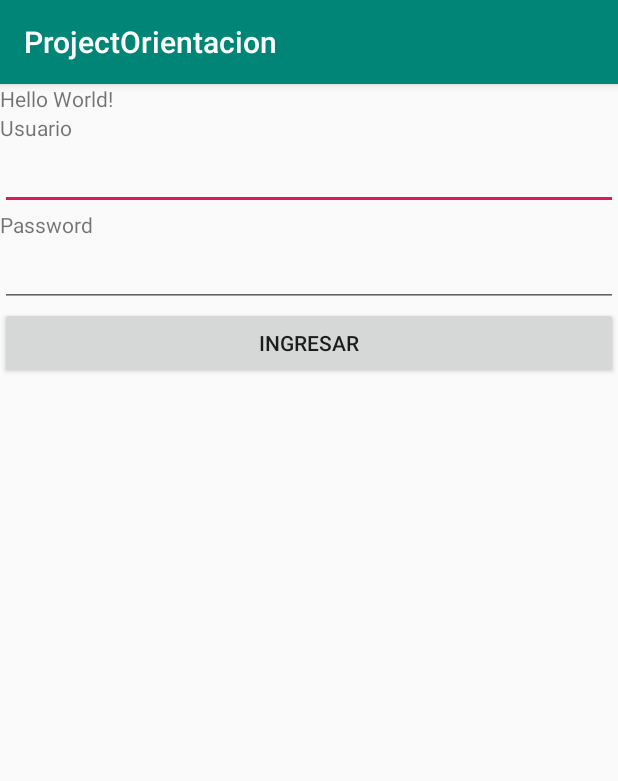
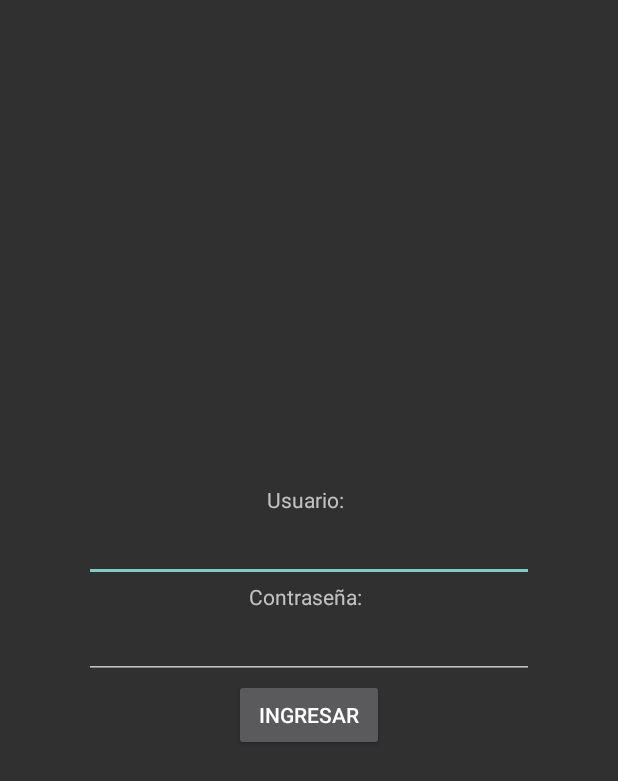
Before and after one commit to m4rk-o/ProjectOrientacion2, an Android app: the screen it shows after launch (MainActivity), on a phone screen of 412 x 824 dp. Shown: the top 781 px of the screen. Run offline under Robolectric (Android 15) with nearby library versions, the phone set to English and light mode, and no system bars.

Commit message:
Eliminacion del action bar por defecto y centrado del login.

```diff
--- a/app/src/main/AndroidManifest.xml
+++ b/app/src/main/AndroidManifest.xml
@@ -8,7 +8,7 @@
         android:label="@string/app_name"
         android:roundIcon="@mipmap/ic_launcher_round"
         android:supportsRtl="true"
-        android:theme="@style/AppTheme">
+        android:theme="@style/Theme.AppCompat.NoActionBar">
         <activity android:name=".MainActivity">
             <intent-filter>
                 <action android:name="android.intent.action.MAIN" />
--- a/app/src/main/res/layout/activity_main.xml
+++ b/app/src/main/res/layout/activity_main.xml
@@ -6,47 +6,43 @@
     android:layout_height="match_parent"
     tools:context=".MainActivity">
 
-    <TextView
-        android:layout_width="wrap_content"
-        android:layout_height="wrap_content"
-        android:text="Hello World!"
-        app:layout_constraintBottom_toBottomOf="parent"
-        app:layout_constraintLeft_toLeftOf="parent"
-        app:layout_constraintRight_toRightOf="parent"
-        app:layout_constraintTop_toTopOf="parent"
-        app:layout_constraintVertical_bias="0.126"
-        tools:text="Proyecto Orientacion" />
+    <LinearLayout
+        android:layout_width="match_parent"
+        android:layout_height="match_parent"
+        android:gravity="center"
+        android:orientation="vertical">
 
         <TextView
             android:id="@+id/textView"
-        android:layout_width="match_parent"
+            android:layout_width="56dp"
             android:layout_height="wrap_content"
-        android:text="Usuario" />
+            android:text="Usuario:" />
 
         <EditText
             android:id="@+id/editTextUser"
-        android:layout_width="match_parent"
+            android:layout_width="300dp"
             android:layout_height="wrap_content"
             android:ems="10"
             android:inputType="textPersonName" />
 
         <TextView
             android:id="@+id/textView2"
-        android:layout_width="match_parent"
+            android:layout_width="80dp"
             android:layout_height="wrap_content"
-        android:text="Password" />
+            android:text="Contraseña:" />
 
         <EditText
             android:id="@+id/editTextPass"
-        android:layout_width="match_parent"
+            android:layout_width="300dp"
             android:layout_height="wrap_content"
             android:ems="10"
             android:inputType="textPassword" />
 
         <Button
             android:id="@+id/buttonLogin"
-        android:layout_width="match_parent"
+            android:layout_width="100dp"
             android:layout_height="wrap_content"
-        android:text="INGRESAR" />
+            android:text="Ingresar" />
+    </LinearLayout>
 
 </LinearLayout>
```
Lines whose indentation alone changed are shown as unchanged.
